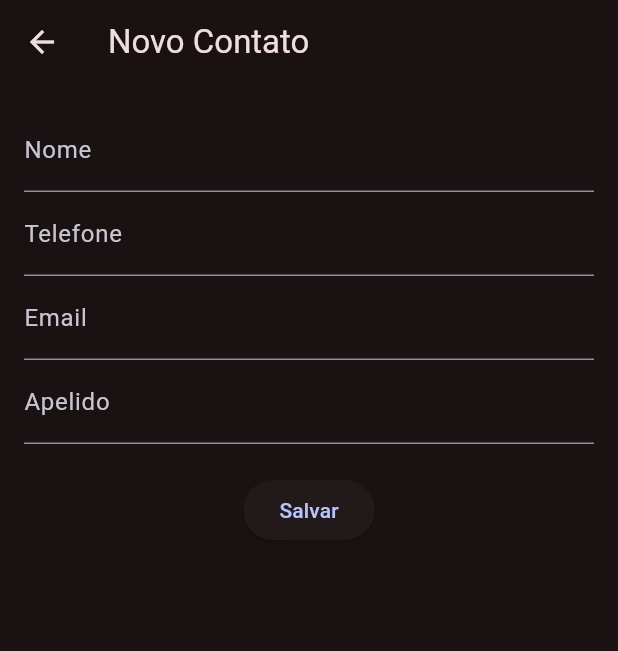
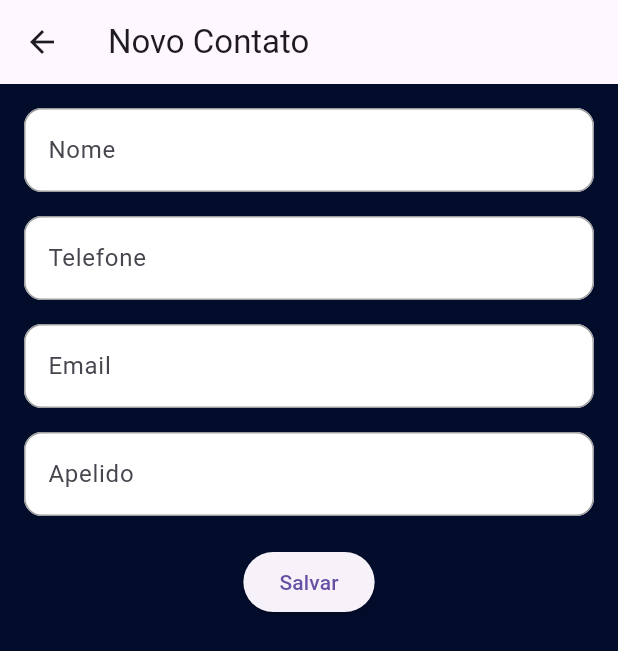
Before and after one commit to Rafael100324/crud_contacts, a Flutter app: the screen it shows after launch, after a tap on the "add" icon, on a phone screen of 412 x 824 dp. Shown: the top 651 px of the screen. Run offline on Flutter 3.47's test engine with Material 3 defaults, Android fonts, the light colour scheme and no system bars; our stand-ins replace sqflite; accounts and stored records are empty.

Commit message:
terceiro commit

```diff
--- a/lib/main.dart
+++ b/lib/main.dart
@@ -1,5 +1,5 @@
+import 'package:flutter/material.dart';
 import 'package:crud_contacts/screens/contacts_list_screen.dart';
-import 'package:flutter/material.dart';
 import 'theme.dart';
 
 void main() {
@@ -11,7 +11,10 @@ class MyApp extends StatelessWidget {
   Widget build(BuildContext context) {
     return MaterialApp(
       title: 'CRUD de Contatos',
-      darkTheme: MaterialTheme(Theme.of(context).textTheme).dark(),
+      theme: ThemeData(
+        scaffoldBackgroundColor: Color.fromARGB(255, 2, 12, 43),
+        textTheme: Theme.of(context).textTheme,
+      ),
       themeMode: ThemeMode.dark,
       home: ContactsListScreen(),
       debugShowCheckedModeBanner: false,
--- a/lib/screens/contact_form_screen.dart
+++ b/lib/screens/contact_form_screen.dart
@@ -57,9 +57,22 @@ class _ContactFormScreenState extends State<ContactFormScreen> {
           key: _formKey,
           child: Column(
             children: [
+              // Campo Nome
               TextFormField(
                 initialValue: _name,
-                decoration: InputDecoration(labelText: 'Nome'),
+                decoration: InputDecoration(
+                  labelText: 'Nome',
+                  fillColor: Colors.white,
+                  filled: true,
+                  border: OutlineInputBorder(
+                    borderRadius: BorderRadius.circular(12.0),
+                    borderSide: BorderSide.none,
+                  ),
+                  enabledBorder: OutlineInputBorder(
+                    borderRadius: BorderRadius.circular(12.0),
+                    borderSide: BorderSide(color: Colors.grey),
+                  ),
+                ),
                 validator: (value) {
                   if (value == null || value.isEmpty) {
                     return 'Insira o nome';
@@ -68,9 +81,24 @@ class _ContactFormScreenState extends State<ContactFormScreen> {
                 },
                 onSaved: (value) => _name = value!,
               ),
+              SizedBox(height: 16.0),
+
+              // Campo Telefone
               TextFormField(
                 initialValue: _phone,
-                decoration: InputDecoration(labelText: 'Telefone'),
+                decoration: InputDecoration(
+                  labelText: 'Telefone',
+                  fillColor: Colors.white,
+                  filled: true,
+                  border: OutlineInputBorder(
+                    borderRadius: BorderRadius.circular(12.0),
+                    borderSide: BorderSide.none,
+                  ),
+                  enabledBorder: OutlineInputBorder(
+                    borderRadius: BorderRadius.circular(12.0),
+                    borderSide: BorderSide(color: Colors.grey),
+                  ),
+                ),
                 validator: (value) {
                   if (value == null || value.isEmpty) {
                     return 'Insira o telefone';
@@ -79,9 +107,24 @@ class _ContactFormScreenState extends State<ContactFormScreen> {
                 },
                 onSaved: (value) => _phone = value!,
               ),
+              SizedBox(height: 16.0),
+
+              // Campo Email
               TextFormField(
                 initialValue: _email,
-                decoration: InputDecoration(labelText: 'Email'),
+                decoration: InputDecoration(
+                  labelText: 'Email',
+                  fillColor: Colors.white,
+                  filled: true,
+                  border: OutlineInputBorder(
+                    borderRadius: BorderRadius.circular(12.0),
+                    borderSide: BorderSide.none,
+                  ),
+                  enabledBorder: OutlineInputBorder(
+                    borderRadius: BorderRadius.circular(12.0),
+                    borderSide: BorderSide(color: Colors.grey),
+                  ),
+                ),
                 validator: (value) {
                   if (value == null || value.isEmpty) {
                     return 'Insira o email';
@@ -90,9 +133,24 @@ class _ContactFormScreenState extends State<ContactFormScreen> {
                 },
                 onSaved: (value) => _email = value!,
               ),
+              SizedBox(height: 16.0),
+
+              // Campo Apelido
               TextFormField(
-                initialValue: _nickname, // Campo de apelido
-                decoration: InputDecoration(labelText: 'Apelido'),
+                initialValue: _nickname,
+                decoration: InputDecoration(
+                  labelText: 'Apelido',
+                  fillColor: Colors.white,
+                  filled: true,
+                  border: OutlineInputBorder(
+                    borderRadius: BorderRadius.circular(12.0),
+                    borderSide: BorderSide.none,
+                  ),
+                  enabledBorder: OutlineInputBorder(
+                    borderRadius: BorderRadius.circular(12.0),
+                    borderSide: BorderSide(color: Colors.grey),
+                  ),
+                ),
                 validator: (value) {
                   if (value == null || value.isEmpty) {
                     return 'Insira o apelido';
@@ -102,6 +160,8 @@ class _ContactFormScreenState extends State<ContactFormScreen> {
                 onSaved: (value) => _nickname = value!,
               ),
               SizedBox(height: 20),
+
+              // Botão Salvar
               ElevatedButton(
                 onPressed: _saveContact,
                 child: Text('Salvar'),
--- a/lib/screens/contacts_list_screen.dart
+++ b/lib/screens/contacts_list_screen.dart
@@ -39,10 +39,18 @@ class _ContactsListScreenState extends State<ContactsListScreen> {
         itemCount: _contacts.length,
         itemBuilder: (context, index) {
           final contact = _contacts[index];
-          return ListTile(
+          return Padding(
+            padding: const EdgeInsets.all(8.0),
+            child: Card(
+              color: Colors.grey[200],
+              shape: RoundedRectangleBorder(
+                borderRadius: BorderRadius.circular(12.0),
+              ),
+              child: ListTile(
+                leading: Icon(Icons.person, size: 40.0, color: Colors.blue),
                 title: Text(contact.name),
                 subtitle: Text(
-              'Telefone: ${contact.phone}\nEmail: ${contact.email}\nApelido: ${contact.nickname}', // Exibindo email e apelido
+                  'Telefone: ${contact.phone}\nEmail: ${contact.email}\nApelido: ${contact.nickname}',
                 ),
                 trailing: IconButton(
                   icon: Icon(Icons.delete),
@@ -56,6 +64,8 @@ class _ContactsListScreenState extends State<ContactsListScreen> {
                     ),
                   ).then((_) => _loadContacts());
                 },
+              ),
+            ),
           );
         },
       ),
```
Lines whose indentation alone changed are shown as unchanged.
